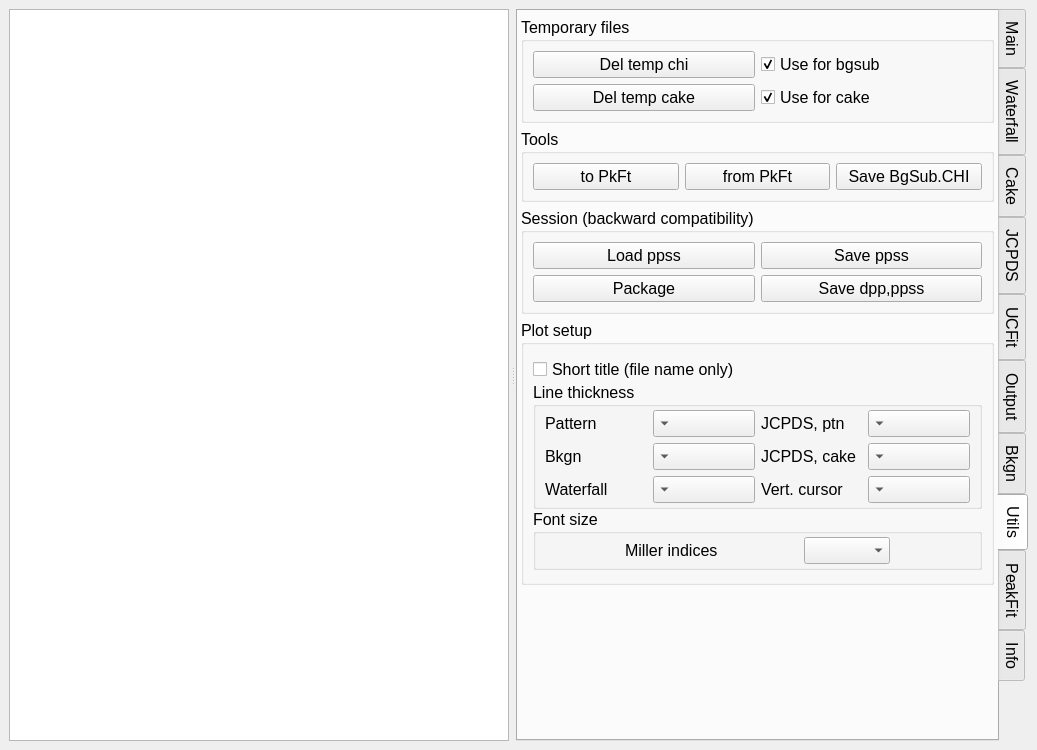
Qt form ui/peakpo.ui (SHDShim/PeakPo) before a commit.
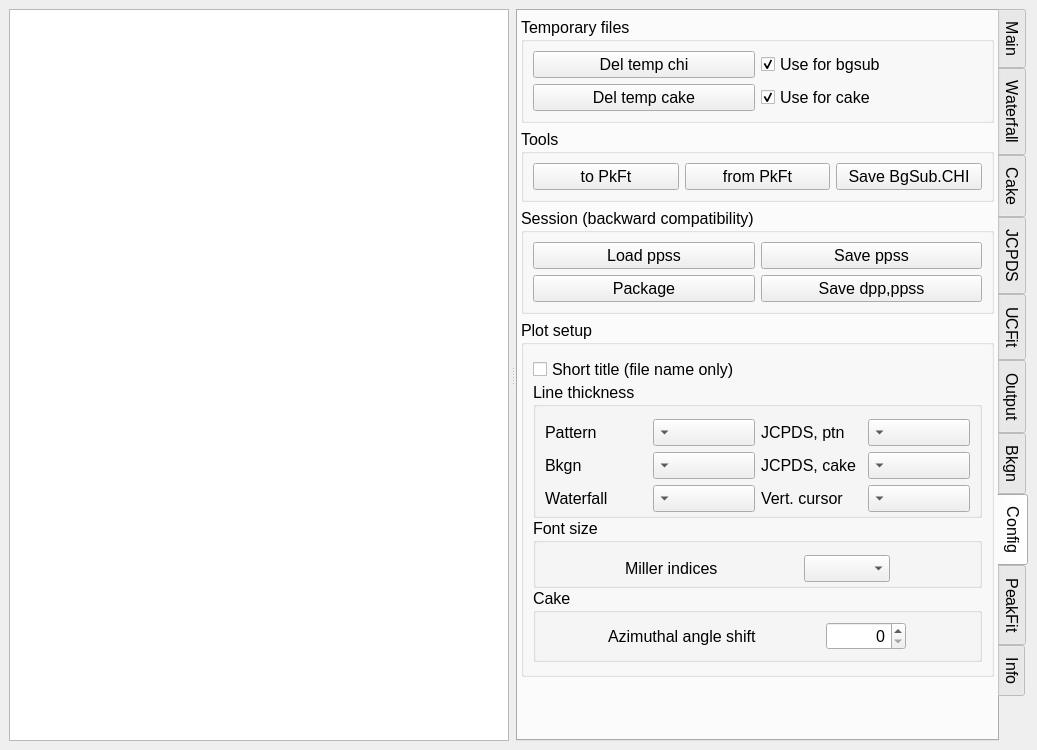
The same form after that commit. The open tabs and pages were chosen to show the change. Custom widgets are drawn as their Qt base class.

```diff
--- a/ui/peakpo.ui
+++ b/ui/peakpo.ui
@@ -3537,7 +3537,7 @@
        </widget>
        <widget class="QWidget" name="tab_Process">
         <attribute name="title">
-         <string>Utils</string>
+         <string>Config</string>
         </attribute>
         <layout class="QVBoxLayout" name="verticalLayout_7">
          <property name="leftMargin">
@@ -3750,7 +3750,7 @@
               </property>
               <layout class="QGridLayout" name="gridLayout_15">
                <property name="topMargin">
-                <number>3</number>
+                <number>12</number>
                </property>
                <property name="bottomMargin">
                 <number>3</number>
@@ -3943,7 +3943,7 @@
               </property>
               <layout class="QHBoxLayout" name="horizontalLayout_4">
                <property name="topMargin">
-                <number>3</number>
+                <number>12</number>
                </property>
                <property name="bottomMargin">
                 <number>3</number>
@@ -3974,6 +3974,56 @@
               </layout>
              </widget>
             </item>
+            <item row="3" column="0">
+             <widget class="QGroupBox" name="groupBox_23">
+              <property name="title">
+               <string>Cake</string>
+              </property>
+              <property name="flat">
+               <bool>true</bool>
+              </property>
+              <layout class="QHBoxLayout" name="horizontalLayout_5">
+               <item>
+                <widget class="QLabel" name="label_7">
+                 <property name="sizePolicy">
+                  <sizepolicy hsizetype="Fixed" vsizetype="Preferred">
+                   <horstretch>0</horstretch>
+                   <verstretch>0</verstretch>
+                  </sizepolicy>
+                 </property>
+                 <property name="text">
+                  <string>Azimuthal angle shift</string>
+                 </property>
+                </widget>
+               </item>
+               <item>
+                <widget class="QSpinBox" name="spinBox_AziShift">
+                 <property name="sizePolicy">
+                  <sizepolicy hsizetype="Fixed" vsizetype="Fixed">
+                   <horstretch>0</horstretch>
+                   <verstretch>0</verstretch>
+                  </sizepolicy>
+                 </property>
+                 <property name="minimumSize">
+                  <size>
+                   <width>80</width>
+                   <height>0</height>
+                  </size>
+                 </property>
+                 <property name="alignment">
+                  <set>Qt::AlignRight|Qt::AlignTrailing|Qt::AlignVCenter</set>
+                 </property>
+                 <property name="maximum">
+                  <number>359</number>
+                 </property>
+                 <property name="singleStep">
+                  <number>5</number>
+                 </property>
+                </widget>
+               </item>
+              </layout>
+             </widget>
+            </item>
            </layout>
           </widget>
          </item>
```
Left out of the diff: 129 changed lines with no effect on the pictures.
